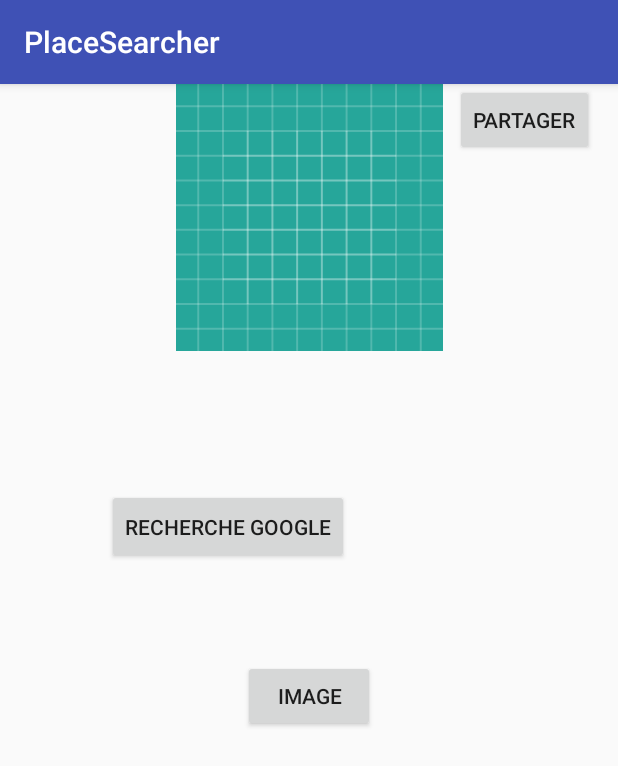
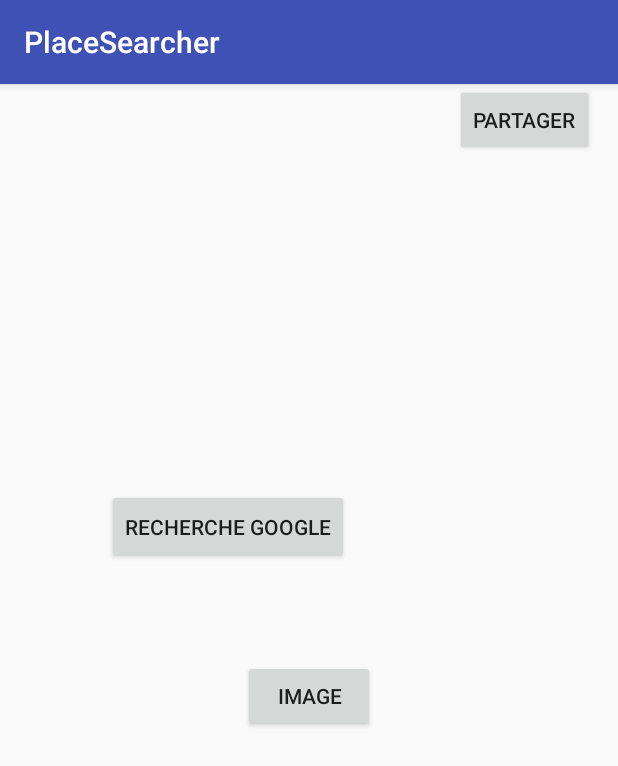
Before and after one commit to Nicolas-Paris/PlaceSearcher, an Android app: the PlaceActivity screen opened directly, with no data from a screen before it, on a phone screen of 412 x 824 dp. Shown: the top 766 px of the screen. Run offline under Robolectric (Android 15) with nearby library versions, the phone set to English and light mode, and no system bars; our stand-ins replace ButterKnife.

Commit message:
Suppression de l'image par défault

```diff
--- a/app/src/main/res/layout/place_activity.xml
+++ b/app/src/main/res/layout/place_activity.xml
@@ -63,6 +63,5 @@
         android:layout_marginStart="8dp"
         app:layout_constraintEnd_toEndOf="parent"
         app:layout_constraintStart_toStartOf="parent"
-        app:srcCompat="@drawable/ic_launcher_background"
         tools:layout_editor_absoluteY="16dp" />
 </android.support.constraint.ConstraintLayout>
```
